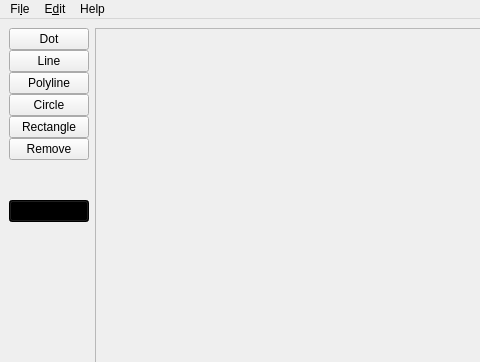
Qt form app/ui/main_window.ui (drahoja9/BI-OOP-CAD) before a commit; both pictures show x 0 to 480 and y 0 to 362 of the 1134 by 601 pixel window.
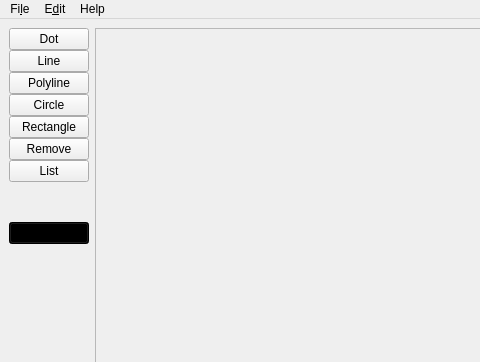
The same form after that commit.

```diff
--- a/app/ui/main_window.ui
+++ b/app/ui/main_window.ui
@@ -65,6 +65,13 @@
         </property>
        </widget>
       </item>
+      <item>
+       <widget class="QPushButton" name="listButton">
+        <property name="text">
+         <string>List</string>
+        </property>
+       </widget>
+      </item>
       <item>
        <spacer name="verticalSpacer_2">
         <property name="orientation">
```
